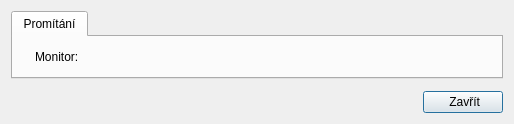
Before: the Qt Designer form src/gui/settingsdialog.ui in CZDanol/StrawLumen, drawn with Qt 5.
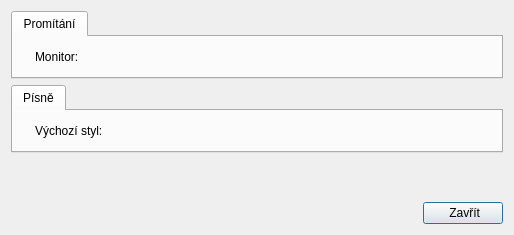
After: the same form once the commit is applied. Icons and pictures are not drawn. Custom widgets are drawn as their Qt base class.

Commit message: Custom presentation style & background

The edit to the form file:
```diff
--- a/src/gui/settingsdialog.ui
+++ b/src/gui/settingsdialog.ui
@@ -10,7 +10,7 @@
     <x>0</x>
     <y>0</y>
     <width>514</width>
-    <height>124</height>
+    <height>235</height>
    </rect>
   </property>
   <property name="windowTitle">
@@ -85,6 +85,70 @@
      </widget>
     </widget>
    </item>
+   <item>
+    <widget class="QTabWidget" name="tabWidget_2">
+     <property name="sizePolicy">
+      <sizepolicy hsizetype="Expanding" vsizetype="Preferred">
+       <horstretch>0</horstretch>
+       <verstretch>0</verstretch>
+      </sizepolicy>
+     </property>
+     <widget class="QWidget" name="tab_3">
+      <attribute name="icon">
+       <iconset resource="../../res/resources.qrc">
+        <normaloff>:/icons/16/Musical Notes_16px.png</normaloff>:/icons/16/Musical Notes_16px.png</iconset>
+      </attribute>
+      <attribute name="title">
+       <string>Písně</string>
+      </attribute>
+      <layout class="QGridLayout" name="gridLayout_2">
+       <item row="0" column="1">
+        <widget class="QLabel" name="label_3">
+         <property name="text">
+          <string>Výchozí styl:</string>
+         </property>
+        </widget>
+       </item>
+       <item row="0" column="0">
+        <widget class="QLabel" name="label_4">
+         <property name="pixmap">
+          <pixmap resource="../../res/resources.qrc">:/icons/16/Paint Palette_16px.png</pixmap>
+         </property>
+        </widget>
+       </item>
+       <item row="0" column="2">
+        <spacer name="horizontalSpacer_3">
+         <property name="orientation">
+          <enum>Qt::Horizontal</enum>
+         </property>
+         <property name="sizeType">
+          <enum>QSizePolicy::Preferred</enum>
+         </property>
+         <property name="sizeHint" stdset="0">
+          <size>
+           <width>17</width>
+           <height>20</height>
+          </size>
+         </property>
+        </spacer>
+       </item>
+       <item row="0" column="3">
+        <widget class="StyleSelectionWidget" name="wgtDefaultPresentationStyle" native="true">
+         <property name="sizePolicy">
+          <sizepolicy hsizetype="Expanding" vsizetype="Preferred">
+           <horstretch>0</horstretch>
+           <verstretch>0</verstretch>
+          </sizepolicy>
+         </property>
+         <property name="preferNonprimaryScreens" stdset="0">
+          <bool>true</bool>
+         </property>
+        </widget>
+       </item>
+      </layout>
+     </widget>
+    </widget>
+   </item>
    <item>
     <spacer name="verticalSpacer">
      <property name="orientation">
@@ -129,6 +193,12 @@
   </layout>
  </widget>
  <customwidgets>
+  <customwidget>
+   <class>StyleSelectionWidget</class>
+   <extends>QWidget</extends>
+   <header>wgt/styleselectionwidget.h</header>
+   <container>1</container>
+  </customwidget>
   <customwidget>
    <class>DisplaySelectionWidget</class>
    <extends>QWidget</extends>
```
The commit also changes 32 other files.
